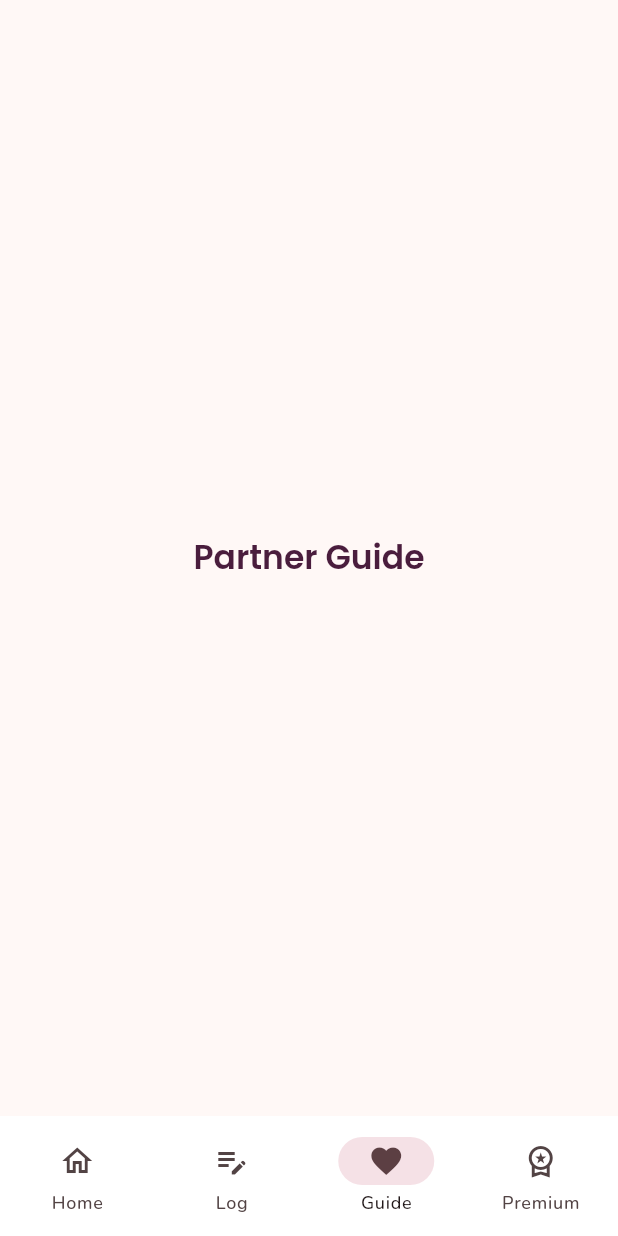
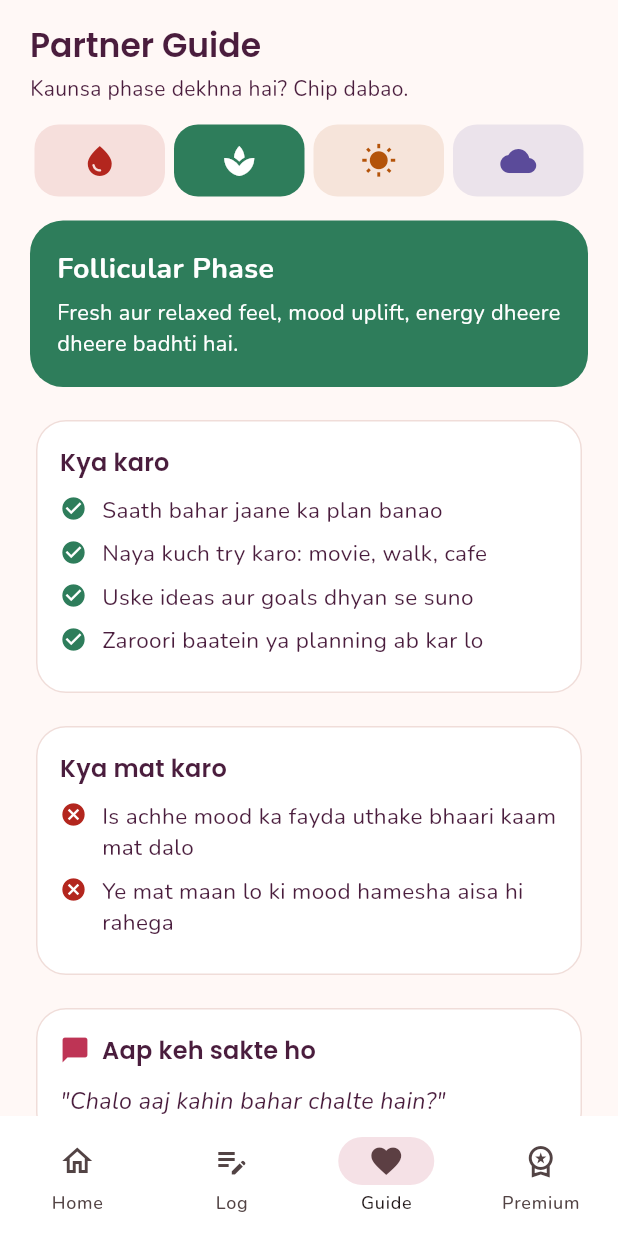
Before and after one commit to SirajAbbas12/menstrual-partner-app, a Flutter app: the screen it shows after launch, item 3 of the bottom bar chosen, on a phone screen of 412 x 824 dp. Run offline on Flutter 3.47's test engine with Material 3 defaults, Android fonts, the phone set to English and light mode, and no system bars; our stand-ins replace flutter_riverpod, google_fonts, hive_flutter; accounts and stored records are empty.

Commit message:
Guide and premium screens

```diff
--- /dev/null
+++ b/lib/features/guide/guide_screen.dart
@@ -0,0 +1,237 @@
+import 'package:flutter/material.dart';
+import 'package:flutter_riverpod/flutter_riverpod.dart';
+import '../../core/theme/app_theme.dart';
+import '../cycle/domain/cycle_calculator.dart';
+import '../cycle/domain/cycle_phase.dart';
+import '../cycle/providers/cycle_provider.dart';
+
+typedef _Tips = ({List<String> dos, List<String> donts, String say});
+
+const Map<CyclePhase, _Tips> _data = {
+  CyclePhase.menstrual: (
+    dos: [
+      'Garam paani ki bottle ya heating pad do',
+      'Halka, garam khana ya chai banao',
+      'Ghar ke kaam aur zimmedari le lo',
+      'Plan halke rakho aur use aaram karne do',
+    ],
+    donts: [
+      'Dard ya mood ko "drama" mat kaho',
+      'Zyada sawal ya bahas mat karo',
+      'Bhaari ya thakane wale plan mat thopo',
+    ],
+    say: 'Aaj kuch chahiye to bata dena, main yahin hun.',
+  ),
+  CyclePhase.follicular: (
+    dos: [
+      'Saath bahar jaane ka plan banao',
+      'Naya kuch try karo: movie, walk, cafe',
+      'Uske ideas aur goals dhyan se suno',
+      'Zaroori baatein ya planning ab kar lo',
+    ],
+    donts: [
+      'Is achhe mood ka fayda uthake bhaari kaam mat dalo',
+      'Ye mat maan lo ki mood hamesha aisa hi rahega',
+    ],
+    say: 'Chalo aaj kahin bahar chalte hain?',
+  ),
+  CyclePhase.ovulation: (
+    dos: [
+      'Quality time bitao, phone door rakho',
+      'Dil se tareef karo',
+      'Saath mein kuch karo: date, walk, dance',
+      'Khulkar baat karo',
+    ],
+    donts: [
+      'Zabardasti kuch mat karo, uski marzi poochho',
+      'Apni expectations uspar mat thopo',
+    ],
+    say: 'Aaj tum bahut achhi lag rahi ho, chalo kuch khaas karte hain.',
+  ),
+  CyclePhase.luteal: (
+    dos: [
+      'Dhyan se suno, solution dene mein jaldi mat karo',
+      'Uski pasand ka khana ya meetha laao',
+      'Neend aur aaram ka dhyan rakho',
+      'Chhoti baaton par sabr rakho',
+    ],
+    donts: [
+      'Bahas ya purani baatein mat uthao',
+      '"Tum PMS mein ho" mat bolo',
+      'Mood badalne ko personally mat lo',
+    ],
+    say: 'Main sun raha hun. Abhi tumhe kya chahiye?',
+  ),
+};
+
+class GuideScreen extends ConsumerStatefulWidget {
+  const GuideScreen({super.key});
+
+  @override
+  ConsumerState<GuideScreen> createState() => _GuideScreenState();
+}
+
+class _GuideScreenState extends ConsumerState<GuideScreen> {
+  late CyclePhase _phase;
+
+  @override
+  void initState() {
+    super.initState();
+    final s = ref.read(cycleProvider);
+    _phase = s.lastPeriod == null
+        ? CyclePhase.follicular
+        : CycleCalculator.calculate(
+            lastPeriodStart: s.lastPeriod!,
+            cycleLength: s.cycleLength,
+          ).phase;
+  }
+
+  @override
+  Widget build(BuildContext context) {
+    final theme = Theme.of(context);
+    final tips = _data[_phase]!;
+
+    return SafeArea(
+      child: ListView(
+        padding: const EdgeInsets.fromLTRB(20, 16, 20, 24),
+        children: [
+          Text('Partner Guide', style: theme.textTheme.headlineSmall),
+          const SizedBox(height: 4),
+          const Text('Kaunsa phase dekhna hai? Chip dabao.'),
+          const SizedBox(height: 14),
+          Row(
+            children: [
+              for (final p in CyclePhase.values)
+                Expanded(
+                  child: GestureDetector(
+                    onTap: () => setState(() => _phase = p),
+                    child: Container(
+                      margin: const EdgeInsets.symmetric(horizontal: 3),
+                      padding: const EdgeInsets.symmetric(vertical: 12),
+                      decoration: BoxDecoration(
+                        color: p == _phase
+                            ? p.color
+                            : p.color.withValues(alpha: 0.12),
+                        borderRadius: BorderRadius.circular(16),
+                      ),
+                      child: Icon(p.icon,
+                          color: p == _phase ? Colors.white : p.color),
+                    ),
+                  ),
+                ),
+            ],
+          ),
+          const SizedBox(height: 16),
+          Container(
+            padding: const EdgeInsets.all(18),
+            decoration: BoxDecoration(
+              color: _phase.color,
+              borderRadius: BorderRadius.circular(22),
+            ),
+            child: Column(
+              crossAxisAlignment: CrossAxisAlignment.start,
+              children: [
+                Text(_phase.title,
+                    style: const TextStyle(
+                        color: Colors.white,
+                        fontSize: 19,
+                        fontWeight: FontWeight.w700)),
+                const SizedBox(height: 6),
+                Text(_phase.description,
+                    style: const TextStyle(
+                        color: Colors.white, fontSize: 14.5, height: 1.45)),
+              ],
+            ),
+          ),
+          const SizedBox(height: 18),
+          _Section(
+              title: 'Kya karo',
+              icon: Icons.check_circle,
+              color: AppColors.follicular,
+              items: tips.dos),
+          const SizedBox(height: 14),
+          _Section(
+              title: 'Kya mat karo',
+              icon: Icons.cancel,
+              color: AppColors.menstrual,
+              items: tips.donts),
+          const SizedBox(height: 14),
+          Card(
+            child: Padding(
+              padding: const EdgeInsets.all(16),
+              child: Column(
+                crossAxisAlignment: CrossAxisAlignment.start,
+                children: [
+                  Row(
+                    children: [
+                      const Icon(Icons.chat_bubble,
+                          size: 20, color: AppColors.rose),
+                      const SizedBox(width: 8),
+                      Text('Aap keh sakte ho',
+                          style: theme.textTheme.titleMedium),
+                    ],
+                  ),
+                  const SizedBox(height: 10),
+                  Text('"${tips.say}"',
+                      style: const TextStyle(
+                          fontSize: 15.5,
+                          height: 1.5,
+                          fontStyle: FontStyle.italic)),
+                ],
+              ),
+            ),
+          ),
+          const SizedBox(height: 18),
+          const Text(
+            'Har insaan alag hota hai. Ye general salah hai. Dard bahut zyada ho to doctor se milo.',
+            style: TextStyle(fontSize: 12.5, height: 1.4),
+          ),
+        ],
+      ),
+    );
+  }
+}
+
+class _Section extends StatelessWidget {
+  final String title;
+  final IconData icon;
+  final Color color;
+  final List<String> items;
+  const _Section({
+    required this.title,
+    required this.icon,
+    required this.color,
+    required this.items,
+  });
+
+  @override
+  Widget build(BuildContext context) {
+    return Card(
+      child: Padding(
+        padding: const EdgeInsets.all(16),
+        child: Column(
+          crossAxisAlignment: CrossAxisAlignment.start,
+          children: [
+            Text(title, style: Theme.of(context).textTheme.titleMedium),
+            const SizedBox(height: 10),
+            for (final t in items)
+              Padding(
+                padding: const EdgeInsets.only(bottom: 8),
+                child: Row(
+                  crossAxisAlignment: CrossAxisAlignment.start,
+                  children: [
+                    Icon(icon, size: 18, color: color),
+                    const SizedBox(width: 10),
+                    Expanded(
+                      child: Text(t,
+                          style: const TextStyle(fontSize: 15, height: 1.4)),
+                    ),
+                  ],
+                ),
+              ),
+          ],
+        ),
+      ),
+    );
+  }
+}
--- a/lib/shared/widgets/app_shell.dart
+++ b/lib/shared/widgets/app_shell.dart
@@ -1,6 +1,7 @@
 import 'package:flutter/material.dart';
 import '../../core/theme/app_theme.dart';
 import '../../features/cycle/presentation/dashboard_screen.dart';
+import '../../features/guide/guide_screen.dart';
 import '../../features/logger/log_screen.dart';
 
 class AppShell extends StatefulWidget {
@@ -16,7 +17,7 @@ class _AppShellState extends State<AppShell> {
   static const _pages = <Widget>[
     DashboardScreen(),
     LogScreen(),
-    _Placeholder('Partner Guide'),
+    GuideScreen(),
     _Placeholder('Premium'),
   ];
 
```
